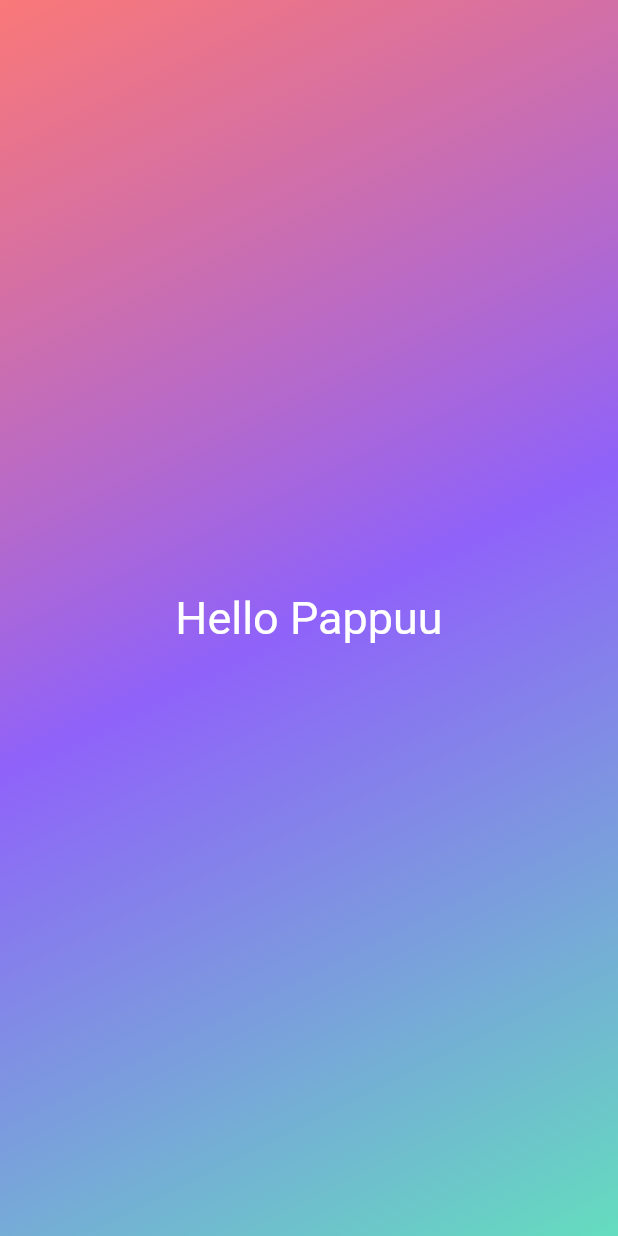
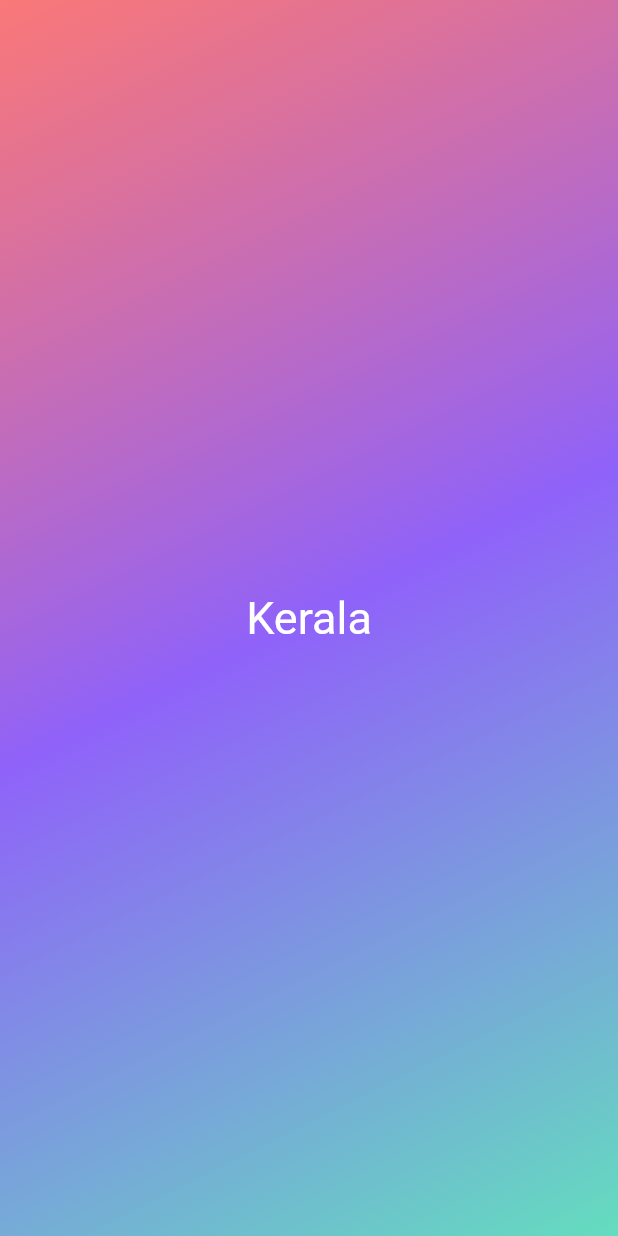
Before and after one commit to aswathyachuzz/Tourist_places-in-kerala, a Flutter app: the screen it shows after launch, on a phone screen of 412 x 824 dp. Run offline on Flutter 3.47's test engine with Material 2 defaults, Android fonts, the phone set to English and light mode, and no system bars.

Commit message:
Update main.dart

```diff
--- a/lib/main.dart
+++ b/lib/main.dart
@@ -14,7 +14,7 @@ void main() {
           ),
           child: const Center(
             child: Text(
-              'Hello Pappuu',
+              'Kerala',
               style: TextStyle(
                 color: Colors.white,
                 fontSize: 30,
```
